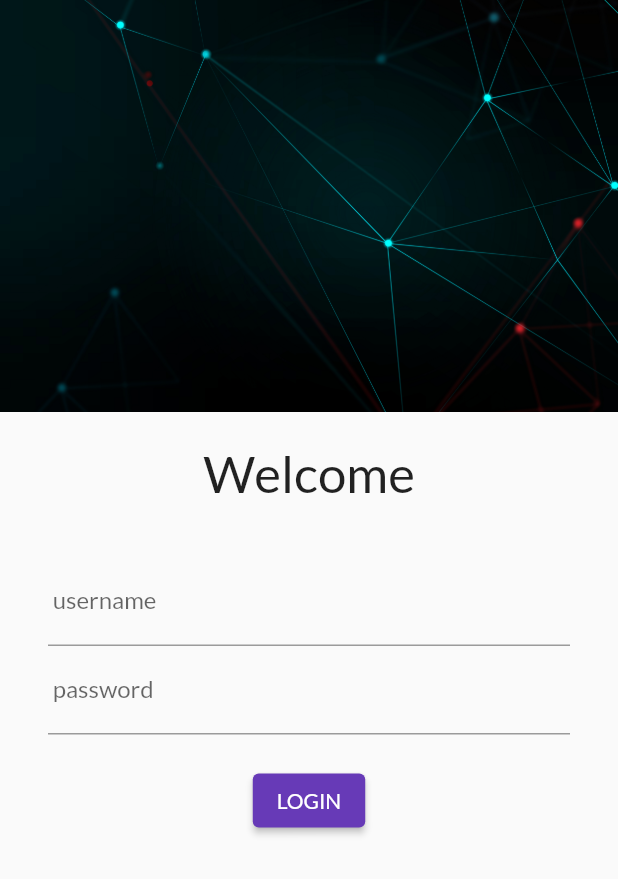
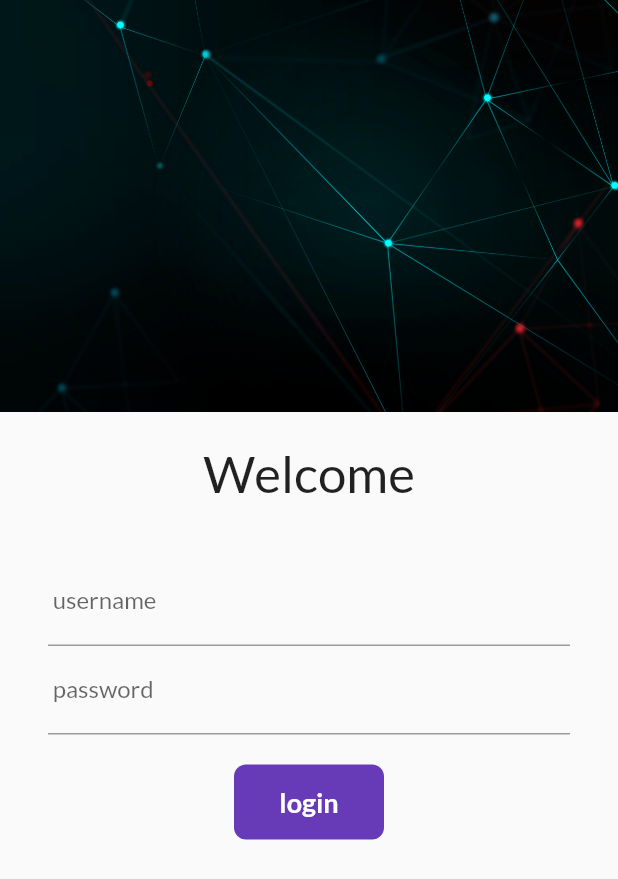
Before and after one commit to fang69x/Technofy, a Flutter app: the screen it shows after launch, on a phone screen of 412 x 824 dp. Shown: the top 879 px of the screen. Run offline on Flutter 3.47's test engine with Material 2 defaults, Android fonts, the phone set to English and light mode, and no system bars; our stand-ins replace google_fonts.

Commit message:
day 6 completed

```diff
--- a/lib/pages/loginpage.dart
+++ b/lib/pages/loginpage.dart
@@ -2,9 +2,16 @@ import 'package:flutter/material.dart';
 import 'package:universe7/pages/homepage.dart';
 import 'package:universe7/utilities/routes.dart';
 
-class LoginPage extends StatelessWidget {
+class LoginPage extends StatefulWidget {
   const LoginPage({super.key});
 
+  @override
+  State<LoginPage> createState() => _LoginPageState();
+}
+
+bool changebutton = false;
+
+class _LoginPageState extends State<LoginPage> {
   @override
   Widget build(BuildContext context) {
     return Material(
@@ -47,12 +54,44 @@ class LoginPage extends StatelessWidget {
                 const SizedBox(
                   height: 20.0,
                 ),
-                ElevatedButton(
-                  onPressed: () {
+                InkWell(
+                  onTap: () async {
+                    setState(() {
+                      changebutton = true;
+                    });
+                    await (Future.delayed(Duration(seconds: 1)));
                     Navigator.pushNamed(context, Myrasta.HomeRoutes);
                   },
-                  child: Text("LOGIN"),
-                ),
+                  child: AnimatedContainer(
+                    duration: Duration(seconds: 1),
+                    height: 50,
+                    width: changebutton ? 50 : 100,
+                    alignment: Alignment.center,
+                    child: changebutton
+                        ? Icon(
+                            Icons.done,
+                            color: Colors.white24,
+                          )
+                        : Text(
+                            "login",
+                            style: TextStyle(
+                              color: Colors.white,
+                              fontWeight: FontWeight.bold,
+                              fontSize: 18,
+                            ),
+                          ),
+                    decoration: BoxDecoration(
+                        color: Colors.deepPurple,
+                        borderRadius:
+                            BorderRadius.circular(changebutton ? 20 : 8)),
+                  ),
+                )
+                // ElevatedButton(
+                //   onPressed: () {
+                //     Navigator.pushNamed(context, Myrasta.HomeRoutes);
+                //   },
+                //   child: Text("LOGIN"),
+                // ),
               ],
             ),
           )
```
